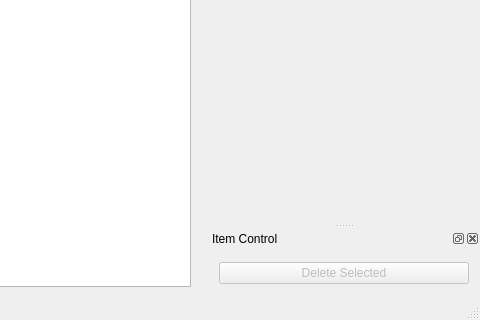
Before: the Qt Designer form SAOMDListImage.ui in KHeresy/SAOMD-ListImage, drawn with Qt 5; both pictures show x 703 to 1183 and y 560 to 880 of the 1183 by 880 pixel window.
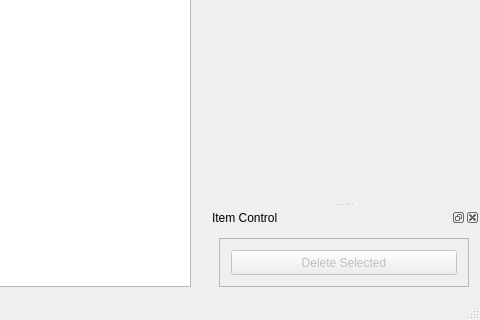
After: the same form once the commit is applied. Icons and pictures are not drawn.

Commit message: May fix item control state issue? #3

Diff of the .ui file:
```diff
--- a/SAOMDListImage.ui
+++ b/SAOMDListImage.ui
@@ -200,11 +200,11 @@
    <widget class="QWidget" name="dockWidgetContents_2"/>
   </widget>
   <widget class="QDockWidget" name="dockItemControl">
-   <property name="sizePolicy">
-    <sizepolicy hsizetype="Minimum" vsizetype="Minimum">
-     <horstretch>0</horstretch>
-     <verstretch>0</verstretch>
-    </sizepolicy>
+   <property name="maximumSize">
+    <size>
+     <width>524287</width>
+     <height>90</height>
+    </size>
    </property>
    <property name="windowTitle">
     <string>Item Control</string>
@@ -212,31 +212,46 @@
    <attribute name="dockWidgetArea">
     <number>2</number>
    </attribute>
-   <widget class="QWidget" name="dockWidgetContents_3">
+   <widget class="QWidget" name="dockWidgetContents_4">
+    <layout class="QVBoxLayout" name="verticalLayout_5">
+     <item>
+      <widget class="QFrame" name="frame_2">
     <property name="sizePolicy">
-     <sizepolicy hsizetype="Fixed" vsizetype="Fixed">
+        <sizepolicy hsizetype="Preferred" vsizetype="Fixed">
       <horstretch>0</horstretch>
       <verstretch>0</verstretch>
      </sizepolicy>
     </property>
-    <property name="minimumSize">
-     <size>
-      <width>150</width>
-      <height>50</height>
-     </size>
-    </property>
     <property name="maximumSize">
      <size>
-      <width>300</width>
+         <width>16777215</width>
       <height>50</height>
      </size>
     </property>
+       <property name="frameShape">
+        <enum>QFrame::StyledPanel</enum>
+       </property>
+       <property name="frameShadow">
+        <enum>QFrame::Raised</enum>
+       </property>
     <layout class="QVBoxLayout" name="verticalLayout_3">
      <item>
       <widget class="QPushButton" name="pbDeleteSelected">
        <property name="enabled">
         <bool>false</bool>
        </property>
+          <property name="sizePolicy">
+           <sizepolicy hsizetype="Minimum" vsizetype="Minimum">
+            <horstretch>0</horstretch>
+            <verstretch>0</verstretch>
+           </sizepolicy>
+          </property>
+          <property name="maximumSize">
+           <size>
+            <width>16777215</width>
+            <height>30</height>
+           </size>
+          </property>
        <property name="text">
         <string>Delete Selected</string>
        </property>
@@ -244,6 +259,9 @@
      </item>
     </layout>
    </widget>
+     </item>
+    </layout>
+   </widget>
   </widget>
   <action name="action_Load">
    <property name="text">
```
Left out of the diff: 39 changed lines with no effect on the pictures. Lines whose indentation alone changed are shown as unchanged. The commit also changes 2 other files.
